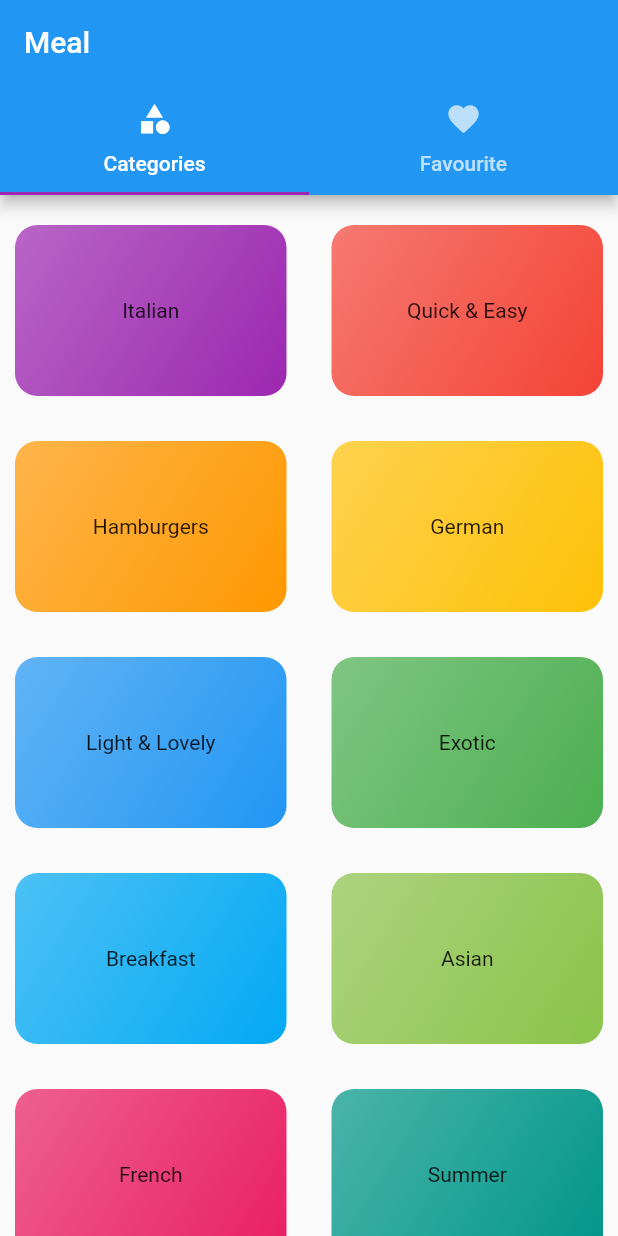
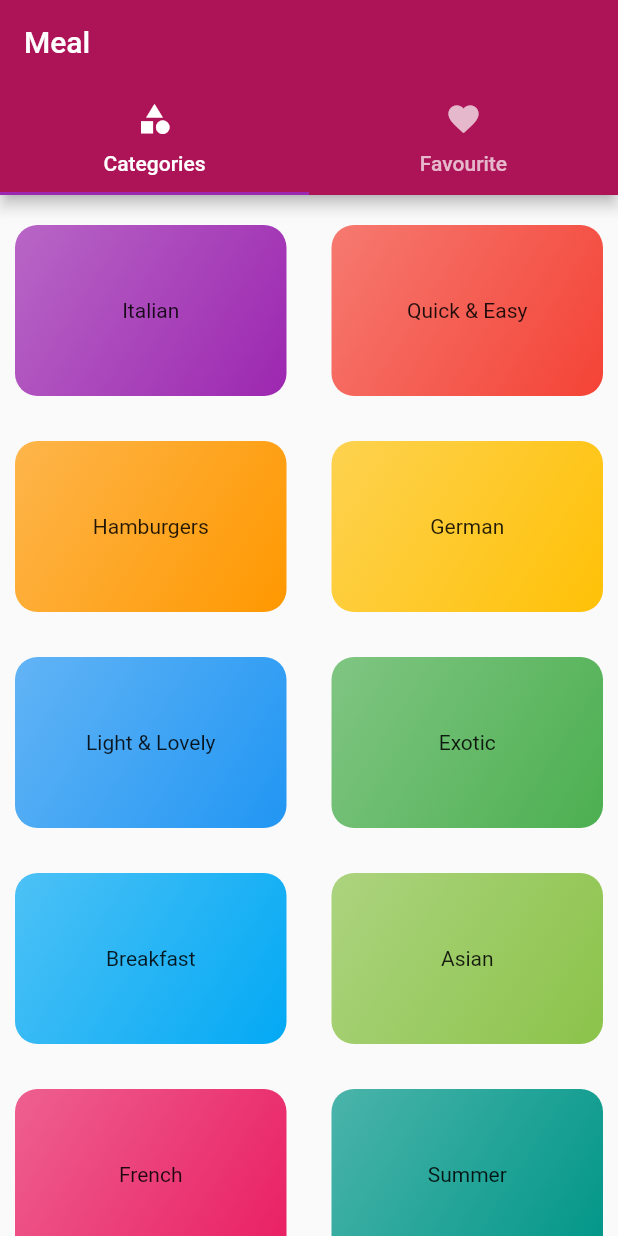
Before and after one commit to zaid0704/DishRecipe, a Flutter app: the screen it shows after launch, on a phone screen of 412 x 824 dp. Run offline on Flutter 3.47's test engine with Material 2 defaults, Android fonts, the phone set to English and light mode, and no system bars.

Commit message:
third commit

```diff
--- a/lib/main.dart
+++ b/lib/main.dart
@@ -1,6 +1,6 @@
 import 'package:flutter/material.dart';
 import 'package:meal/paticularTypeDish.dart';
-import 'meal_list.dart';
+import './Screens.dart/recipe.dart';
 import 'tabsScreen.dart';
 void main() => runApp(MyApp());
 
@@ -19,9 +19,12 @@ class MyApp extends StatelessWidget {
     );
     return MaterialApp(
       title: 'Flutter Demo',
-      theme: ThemeData(
-        primarySwatch: Colors.blue,
+      theme: new ThemeData(
+        brightness: Brightness.light,
+        primaryColor: Colors.pink[800], //Changing this will change the color of the TabBar
+        accentColor: Colors.cyan[600],
       ),
+
 
       home:
       Scaffold(
@@ -30,7 +33,8 @@ class MyApp extends StatelessWidget {
 
       ),
       routes: {
-        '/particularDish':(ctx)=>ParticularDishes()
+        '/particularDish':(ctx)=>ParticularDishes(),
+        '/recipe':(context)=>Recipe()
       },
       );
   }
```
Also changed, not shown: lib/Screens.dart/recipe.dart (added, +27 -0 lines), lib/widgets.dart/content_selected_type.dart (+12 -1 lines).
